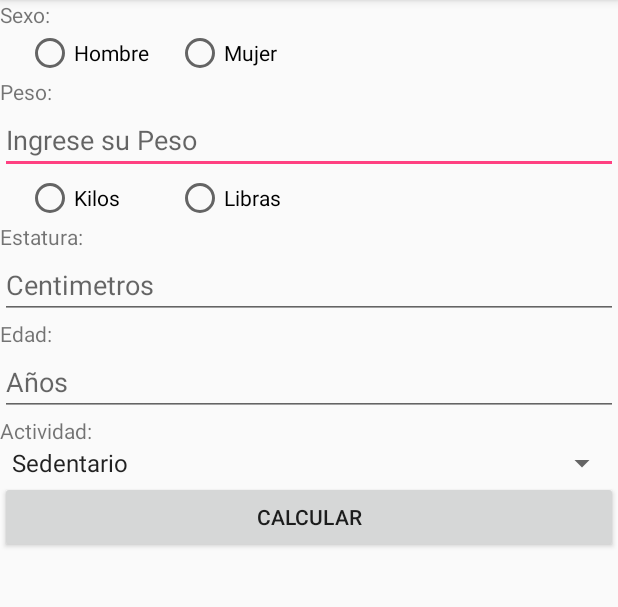
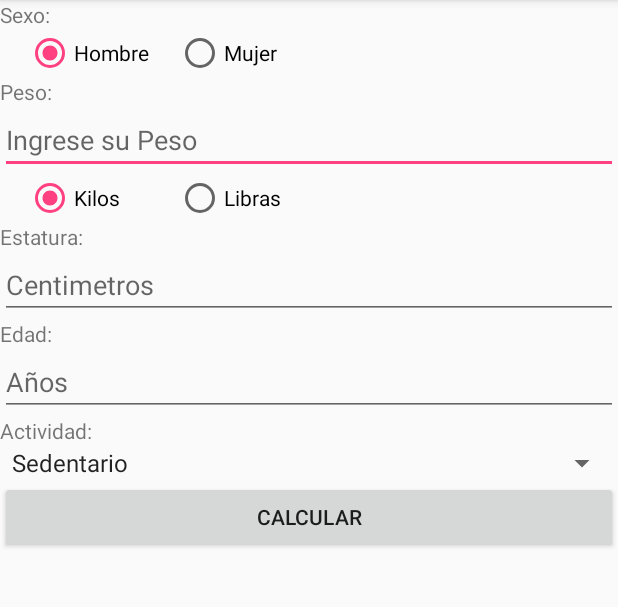
Before and after one commit to JulioAgreda/CalculadoraCalorias, an Android app: the screen it shows after launch (MainActivity), on a phone screen of 412 x 824 dp, the part 84-691 px from its top. Run offline under Robolectric (Android 15) with nearby library versions, the phone set to English and light mode, and no system bars.

Commit message:
Se actualizo las selecciones por defecto de Radio button

```diff
--- a/app/src/main/res/layout/activity_main.xml
+++ b/app/src/main/res/layout/activity_main.xml
@@ -32,6 +32,7 @@
 
         <RadioButton
             android:id="@+id/rbHombre"
+            android:checked="true"
             android:layout_width="100dp"
             android:layout_height="wrap_content"
             android:text="Hombre"/>
@@ -84,6 +85,7 @@
         <RadioButton
             android:id="@+id/rbKilos"
             android:layout_width="100dp"
+            android:checked="true"
             android:layout_height="wrap_content"
             android:text="Kilos"/>
 
```
